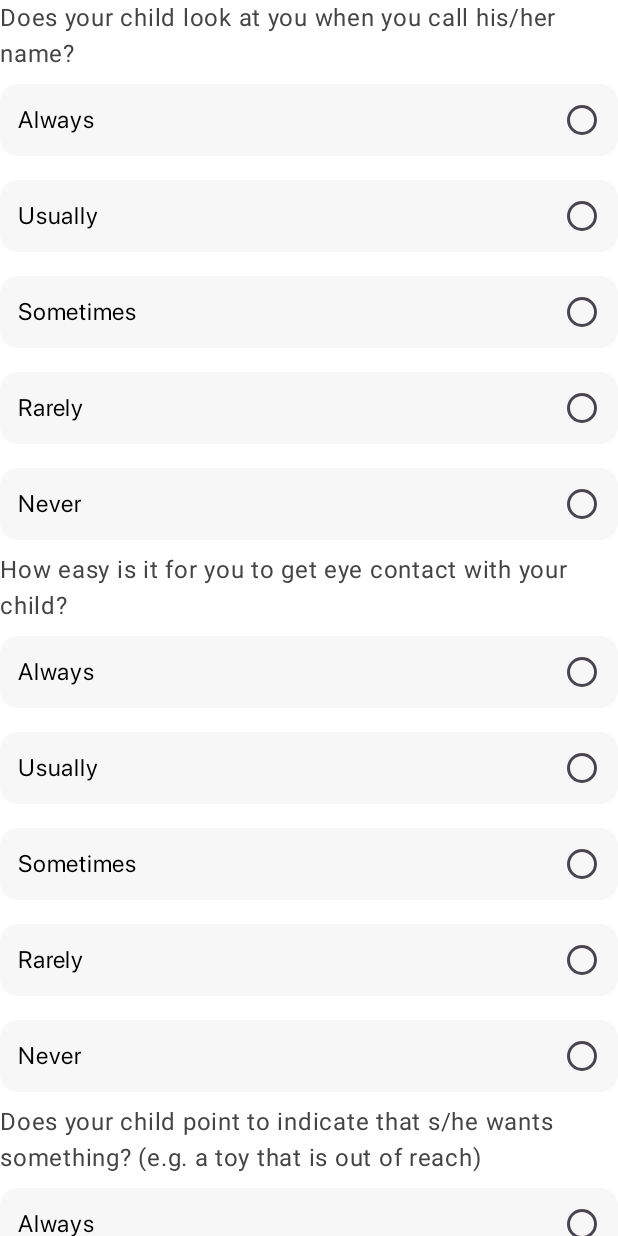
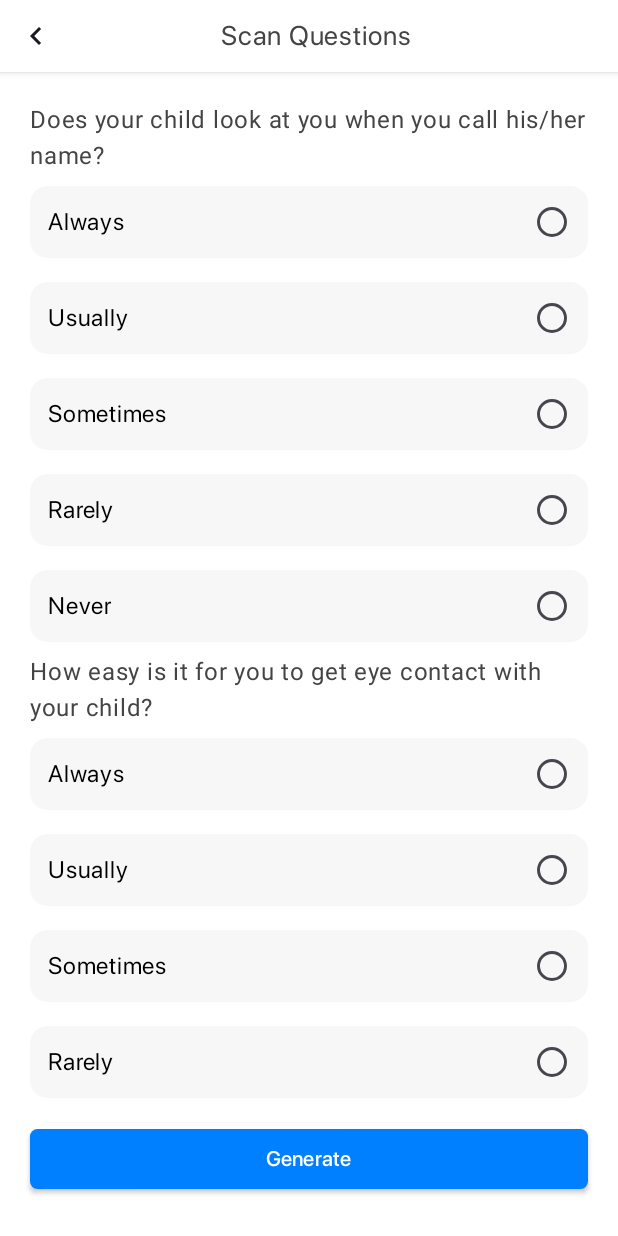
Before and after one commit to uxlabspk/NeuroScape, an Android app built with Jetpack Compose: the QuestionsScreen screen opened through its navigation route, on a phone screen of 412 x 824 dp. Run offline under Robolectric (Android 15) with nearby library versions, the phone set to English and light mode, and no system bars; our stand-ins replace Firebase (no records; nobody signed in at launch, a user with empty details on screens opened directly); libraries missing offline, so code that uses them is left out: org.tensorflow.lite; Roboto replaces fonts that are not available here.

Commit message:
Naveed : Adding Questions Screen

```diff
--- a/app/src/main/java/io/github/uxlabspk/neuroscape/Navigation.kt
+++ b/app/src/main/java/io/github/uxlabspk/neuroscape/Navigation.kt
@@ -57,7 +57,8 @@ fun NeuroScapeNavHost(
             NewScanScreen(navController = navController)
         }
         composable("questionsScreen") {
-            QuestionsScreen(navController = navController)
+            // QuestionsScreen(navController = navController)
+            QuestionsScreen()
         }
         composable("result") {
             ScanResults(navController = navController, isAutismTraits = true)
--- a/app/src/main/java/io/github/uxlabspk/neuroscape/views/QuestionsScreen.kt
+++ b/app/src/main/java/io/github/uxlabspk/neuroscape/views/QuestionsScreen.kt
@@ -41,6 +41,7 @@ import io.github.uxlabspk.neuroscape.ui.theme.BlueColor
 import io.github.uxlabspk.neuroscape.ui.theme.OffWhiteColor
 import io.github.uxlabspk.neuroscape.views.components.McqsRadioButton
 import io.github.uxlabspk.neuroscape.views.components.NavigationButton
+import io.github.uxlabspk.neuroscape.views.components.PrimaryButton
 import io.github.uxlabspk.neuroscape.views.components.TopBar
 import org.tensorflow.lite.DataType
 import org.tensorflow.lite.Interpreter
@@ -65,11 +66,32 @@ fun QuestionsScreen() {
         "Does your child stare at nothing with no apparent purpose?",
     )
 
+    Column(
+        Modifier.background(MaterialTheme.colorScheme.background)
+    ) {
+        TopBar(text = "Scan Questions", modifier = Modifier) {
+            // navController.navigateUp()
+        }
+        Column(
+            Modifier
+                .padding(horizontal = 20.dp)
+                .padding(top = 20.dp)
+                .fillMaxHeight(9 / 10f)
+        ) {
+            LazyColumn {
+                items(10) {
+                    Questions(title = questionsList[it])
+                }
+            }
+        }
+        Row(
+            Modifier
+                .fillMaxWidth(),
+            horizontalArrangement = Arrangement.Center
+        ) {
+            PrimaryButton(text = "Generate", modifier = Modifier.fillMaxWidth().padding(horizontal = 20.dp)) {
 
-
-    LazyColumn {
-        items(10) {
-            Questions(title = questionsList[it])
+            }
         }
     }
 
@@ -94,34 +116,6 @@ fun Questions(title: String) {
 fun PreviewQS() {
     QuestionsScreen()
 }
-
-
-
-
-
-
-
-
-
-
-
-
-
-
-
-
-
-
-
-
-
-
-
-
-
-
-
-
 
 //
 //@Composable
```
